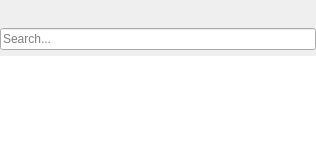
This is src/MiamUniqueLibrary/uniquelibrary.ui in MBach/Miam-Player as Qt 5 draws it before an edit. The edited form follows.
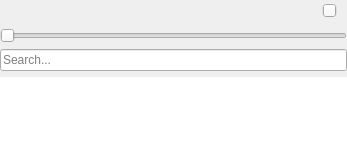
This is the edited form. Icons and pictures are not drawn. Custom widgets are drawn as their Qt base class.

Commit message: Exposing SeekBar and VolumeSlider

```diff
--- a/src/MiamUniqueLibrary/uniquelibrary.ui
+++ b/src/MiamUniqueLibrary/uniquelibrary.ui
@@ -7,7 +7,7 @@
     <x>0</x>
     <y>0</y>
     <width>298</width>
-    <height>163</height>
+    <height>167</height>
    </rect>
   </property>
   <property name="windowTitle">
@@ -28,6 +28,9 @@
    </property>
    <item>
     <layout class="QHBoxLayout" name="horizontalLayout">
+     <property name="rightMargin">
+      <number>10</number>
+     </property>
      <item>
       <widget class="MediaButton" name="skipBackwardButton">
        <property name="sizePolicy">
@@ -223,8 +226,31 @@
        </property>
       </spacer>
      </item>
+     <item>
+      <widget class="VolumeSlider" name="volumeSlider">
+       <property name="orientation">
+        <enum>Qt::Horizontal</enum>
+       </property>
+      </widget>
+     </item>
     </layout>
    </item>
+   <item>
+    <widget class="SeekBar" name="seekSlider">
+     <property name="maximum">
+      <number>999</number>
+     </property>
+     <property name="singleStep">
+      <number>10</number>
+     </property>
+     <property name="pageStep">
+      <number>100</number>
+     </property>
+     <property name="orientation">
+      <enum>Qt::Horizontal</enum>
+     </property>
+    </widget>
+   </item>
    <item>
     <widget class="SearchBar" name="searchBar">
      <property name="maxLength">
@@ -283,6 +309,16 @@
    <extends>QPushButton</extends>
    <header>mediabutton.h</header>
   </customwidget>
+  <customwidget>
+   <class>SeekBar</class>
+   <extends>QSlider</extends>
+   <header location="global">seekbar.h</header>
+  </customwidget>
+  <customwidget>
+   <class>VolumeSlider</class>
+   <extends>QSlider</extends>
+   <header>volumeslider.h</header>
+  </customwidget>
   <customwidget>
    <class>SearchBar</class>
    <extends>QLineEdit</extends>
```
The commit also changes 22 other files.
